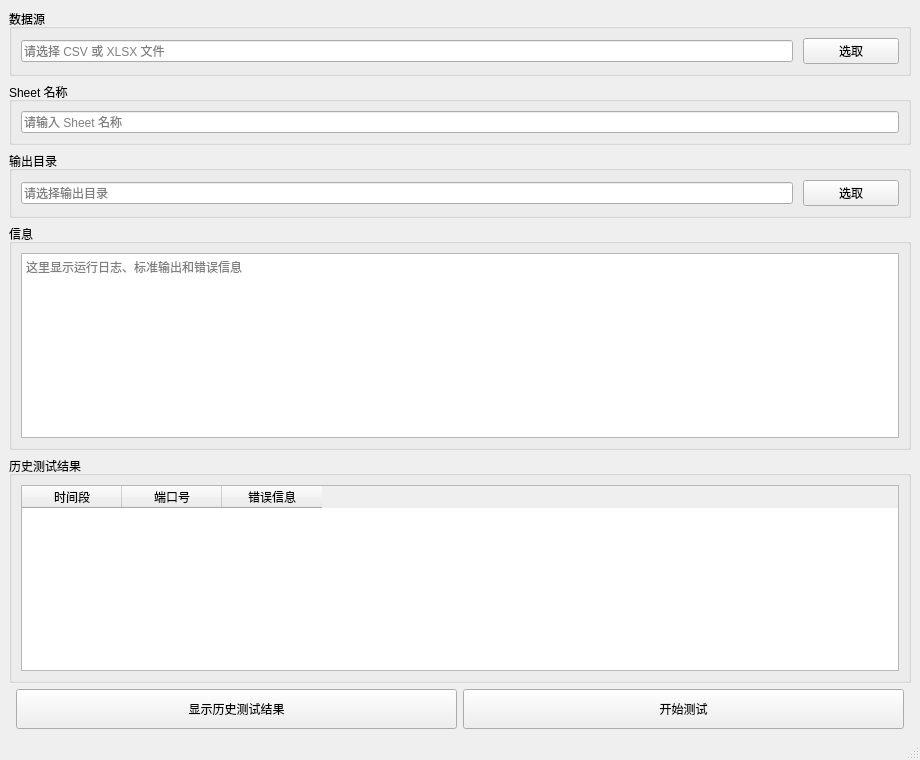
Before: the Qt Designer form src/views/ui/main_window.ui in handsome-Druid/AICheck, drawn with Qt 5.
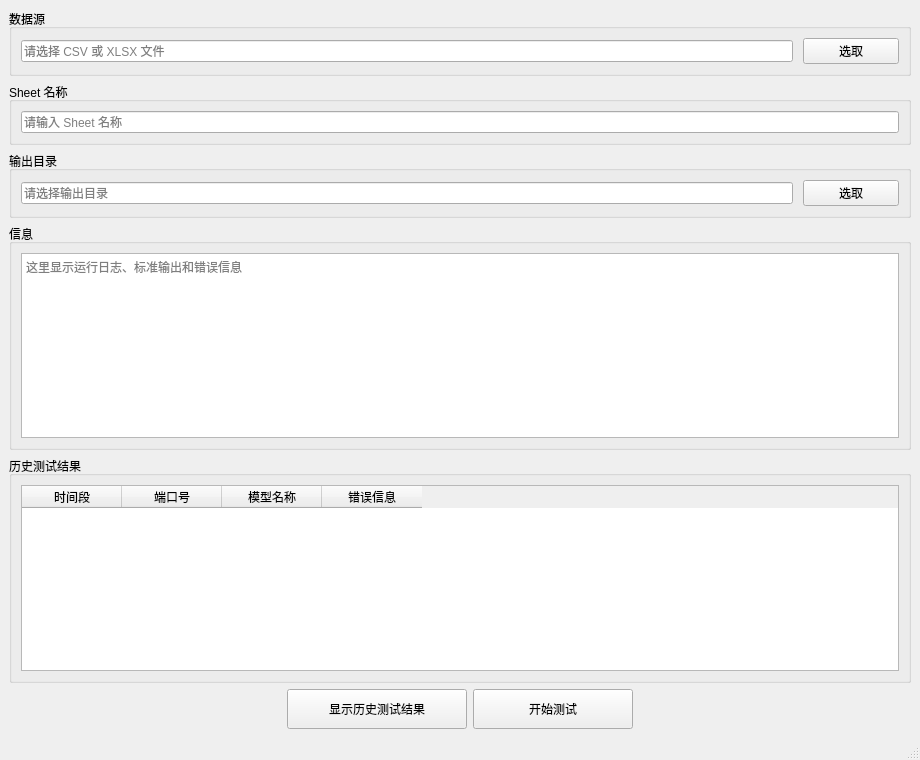
After: the same form once the commit is applied.

```diff
--- a/src/views/ui/main_window.ui
+++ b/src/views/ui/main_window.ui
@@ -135,6 +135,11 @@
                      <string>端口号</string>
                     </property>
                  </column>
+         <column>
+          <property name="text">
+           <string>模型名称</string>
+          </property>
+         </column>
                  <column>
                     <property name="text">
                      <string>错误信息</string>
@@ -150,7 +155,13 @@
       <item>
        <spacer name="horizontalSpacerLeft">
         <property name="orientation">
-         <enum>Qt::Horizontal</enum>
+         <enum>Qt::Orientation::Horizontal</enum>
+        </property>
+        <property name="sizeHint" stdset="0">
+         <size>
+          <width>0</width>
+          <height>0</height>
+         </size>
         </property>
        </spacer>
       </item>
@@ -183,7 +194,13 @@
       <item>
        <spacer name="horizontalSpacerRight">
         <property name="orientation">
-         <enum>Qt::Horizontal</enum>
+         <enum>Qt::Orientation::Horizontal</enum>
+        </property>
+        <property name="sizeHint" stdset="0">
+         <size>
+          <width>0</width>
+          <height>0</height>
+         </size>
         </property>
        </spacer>
       </item>
```
Left out of the diff: 2 changed lines with no effect on the pictures. Lines whose indentation alone changed are shown as unchanged.
